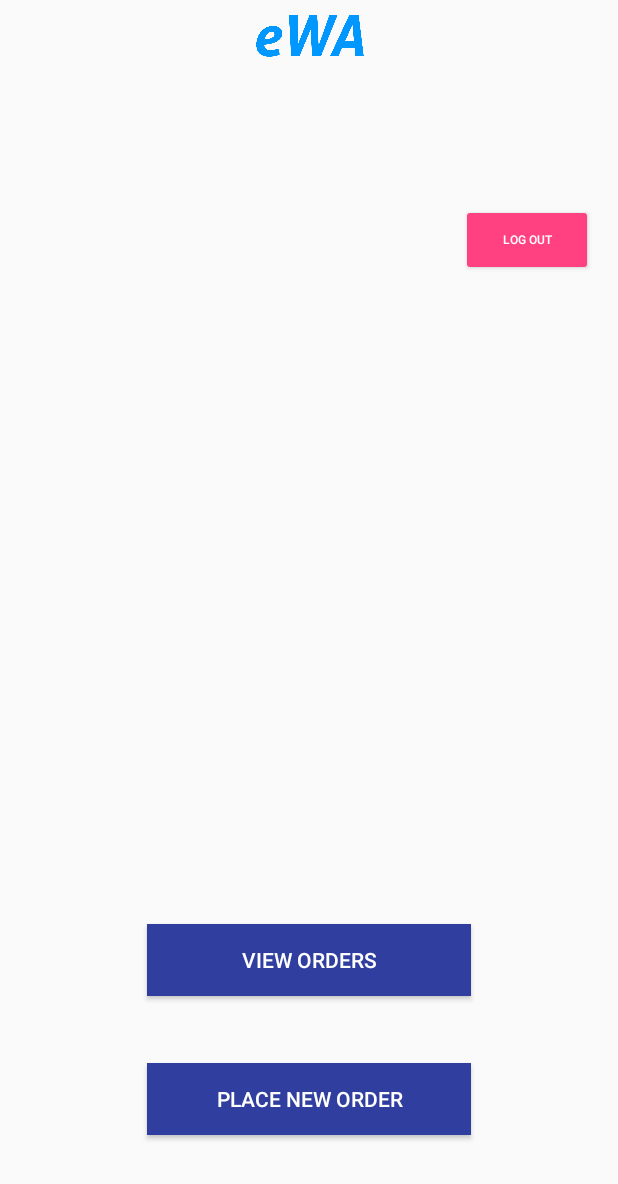
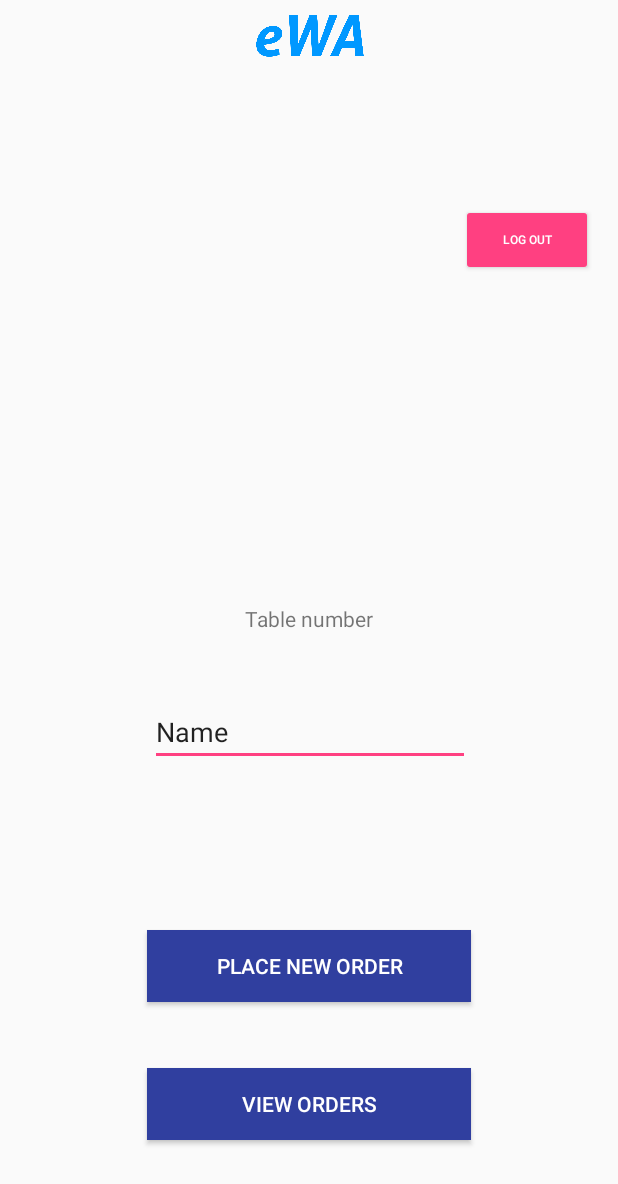
Before and after one commit to LynzZen/PFIMiniProjectGroup226A, an Android app: the MainActivity screen opened directly, with no data from a screen before it, on a phone screen of 412 x 824 dp. Shown: the top 1184 px of the screen. Run offline under Robolectric (Android 15) with nearby library versions, the phone set to English and light mode, and no system bars.

Commit message:
Added table number to layout of main activity

```diff
--- a/app/src/main/java/com/example/lynge/pfiminiprojectgroup226a/MainActivity.java
+++ b/app/src/main/java/com/example/lynge/pfiminiprojectgroup226a/MainActivity.java
@@ -1,24 +1,39 @@
 package com.example.lynge.pfiminiprojectgroup226a;
 
 import android.content.Intent;
+import android.support.v7.app.ActionBar;
 import android.support.v7.app.AppCompatActivity;
 import android.os.Bundle;
 import android.view.View;
+import android.widget.EditText;
+import android.widget.Toast;
 
 public class MainActivity extends AppCompatActivity {
-
+    EditText TableNumber;
 
     @Override
     protected void onCreate(Bundle savedInstanceState) {
         super.onCreate(savedInstanceState);
         setContentView(R.layout.screen6);
+        TableNumber = (EditText) findViewById(R.id.TableNumberEditText);
 
 
     }
     //If the Add button is clicked:
     public void AddOrder(View view){
-        Intent intent = new Intent(this, AddDrinkActivity.class);
-        startActivity(intent);
+        //Puts the text from the textfield for table number into a String
+        String TableNUmber = TableNumber.getText().toString();
+
+        //Checks if the textfield is empty
+
+        if(TableNUmber.length()>0) {
+            OrderHandleActivity.TableNumber = TableNUmber;
+            Intent intent = new Intent(this, AddDrinkActivity.class);
+            startActivity(intent);
+        }
+        else {
+            Toast.makeText(this ,"You need to type in table number!",Toast.LENGTH_SHORT).show();
+        }
     }
     //If the  button is clicked:
     public void ShowOrders(View view){
--- a/app/src/main/java/com/example/lynge/pfiminiprojectgroup226a/OrderHandleActivity.java
+++ b/app/src/main/java/com/example/lynge/pfiminiprojectgroup226a/OrderHandleActivity.java
@@ -10,7 +10,7 @@ import android.view.View;
  */
 
 public class OrderHandleActivity extends AppCompatActivity {
-    static String Drink,Food,TableNumber;
+    static String Drink,Food,TableNumber = "";
     protected void onCreate(Bundle savedInstanceState) {
         super.onCreate(savedInstanceState);
         setContentView(R.layout.activity_order_handle);
@@ -20,6 +20,7 @@ public class OrderHandleActivity extends AppCompatActivity {
     public void FinishOrder(View view){
         Intent intent = new Intent(this, MainActivity.class);
         startActivity(intent);
+
     }
 
     public void NextPerson(View view){
--- a/app/src/main/res/layout/screen6.xml
+++ b/app/src/main/res/layout/screen6.xml
@@ -21,7 +21,7 @@
         app:layout_constraintLeft_toLeftOf="parent"
         app:layout_constraintRight_toRightOf="parent"
         app:layout_constraintTop_toTopOf="parent"
-        app:layout_constraintVertical_bias="0.8" />
+        app:layout_constraintVertical_bias="0.926" />
 
     <ImageView
         android:id="@+id/imageView6"
@@ -51,7 +51,7 @@
         app:layout_constraintLeft_toLeftOf="parent"
         app:layout_constraintRight_toRightOf="parent"
         app:layout_constraintTop_toTopOf="parent"
-        app:layout_constraintVertical_bias="0.922" />
+        app:layout_constraintVertical_bias="0.805" />
 
     <Button
         android:id="@+id/button7"
@@ -69,6 +69,42 @@
         app:layout_constraintBottom_toBottomOf="parent"
         android:layout_marginBottom="512dp"
         app:layout_constraintTop_toTopOf="parent"
-        android:layout_marginTop="8dp" />
+        android:layout_marginTop="8dp"
+        android:layout_marginStart="8dp"
+        android:layout_marginEnd="8dp" />
+
+    <EditText
+        android:id="@+id/TableNumberEditText"
+        android:layout_width="wrap_content"
+        android:layout_height="wrap_content"
+        android:layout_marginBottom="8dp"
+        android:layout_marginEnd="8dp"
+        android:layout_marginLeft="8dp"
+        android:layout_marginRight="8dp"
+        android:layout_marginStart="8dp"
+        android:layout_marginTop="8dp"
+        android:ems="10"
+        android:inputType="textPersonName"
+        android:text="Name"
+        app:layout_constraintBottom_toBottomOf="parent"
+        app:layout_constraintHorizontal_bias="0.503"
+        app:layout_constraintLeft_toLeftOf="parent"
+        app:layout_constraintRight_toRightOf="parent"
+        app:layout_constraintTop_toTopOf="parent"
+        app:layout_constraintVertical_bias="0.6" />
+
+    <TextView
+        android:id="@+id/textView5"
+        android:layout_width="wrap_content"
+        android:layout_height="wrap_content"
+        android:layout_marginBottom="8dp"
+        android:layout_marginLeft="8dp"
+        android:layout_marginRight="8dp"
+        android:layout_marginTop="8dp"
+        android:text="Table number"
+        app:layout_constraintBottom_toBottomOf="parent"
+        app:layout_constraintLeft_toLeftOf="parent"
+        app:layout_constraintRight_toRightOf="parent"
+        app:layout_constraintTop_toTopOf="parent" />
 
 </android.support.constraint.ConstraintLayout>
```
Also changed, not shown: app/src/main/res/drawable/cocacola_glass.png (added).
